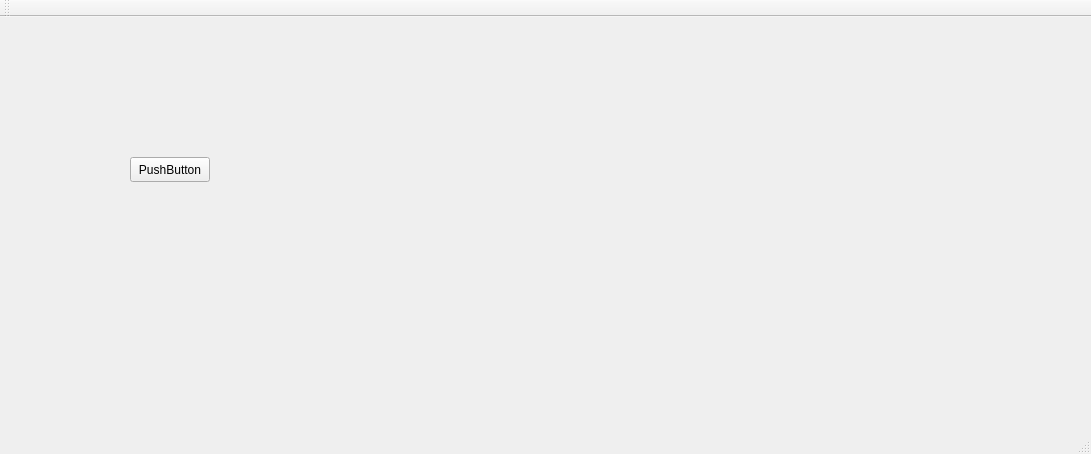
Above: mainwindow.ui from B0cho/DPlayer before the change. Below: the same form after it.
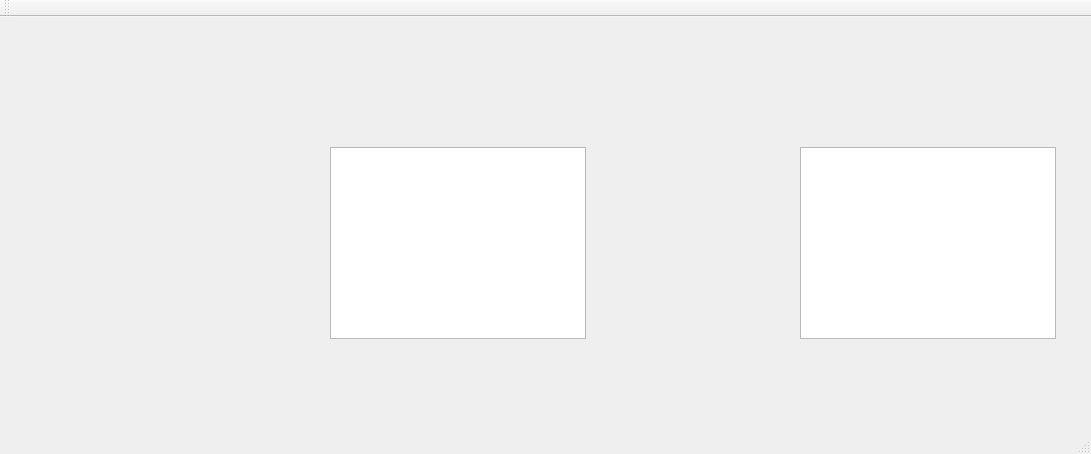
That is the form after the change.

Commit message: Playlists model and list controls added

```diff
--- a/mainwindow.ui
+++ b/mainwindow.ui
@@ -14,17 +14,24 @@
    <string>MainWindow</string>
   </property>
   <widget class="QWidget" name="centralWidget">
-   <widget class="QPushButton" name="pushButton">
+   <widget class="QListView" name="listView_fragments">
     <property name="geometry">
      <rect>
-      <x>130</x>
-      <y>140</y>
-      <width>80</width>
-      <height>25</height>
+      <x>330</x>
+      <y>130</y>
+      <width>256</width>
+      <height>192</height>
      </rect>
     </property>
-    <property name="text">
-     <string>PushButton</string>
+   </widget>
+   <widget class="QListView" name="listView_playlists">
+    <property name="geometry">
+     <rect>
+      <x>800</x>
+      <y>130</y>
+      <width>256</width>
+      <height>192</height>
+     </rect>
     </property>
    </widget>
   </widget>
```
The commit also changes 7 other files.
